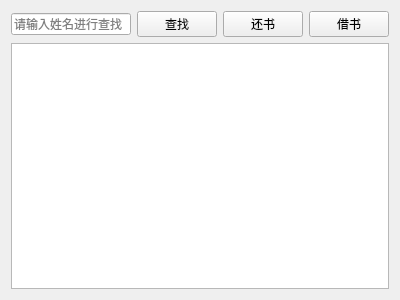
CaiBiJiuDuoLian/QTCourseFinalWork, file recordview.ui: the form before one commit.
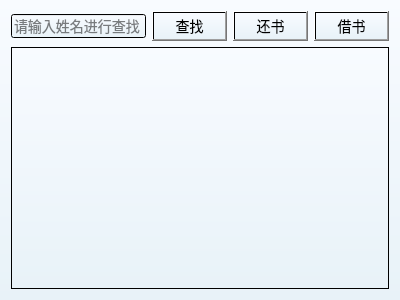
The form after the commit.

What changed in the file:
```diff
--- a/recordview.ui
+++ b/recordview.ui
@@ -13,6 +13,13 @@
   <property name="windowTitle">
    <string>借还书流程记录</string>
   </property>
+  <property name="styleSheet">
+   <string notr="true">QWidget {
+    background: qlineargradient(x1:0, y1:0, x2:0, y2:1, stop:0 #f8fbff, stop:1 #e8f2f8); /* 从上到下的浅蓝渐变背景 */
+    font-family: &quot;微软雅黑&quot;;
+    font-size: 14px;
+}</string>
+  </property>
   <layout class="QVBoxLayout" name="verticalLayout">
    <item>
     <layout class="QHBoxLayout" name="horizontalLayout">
```
